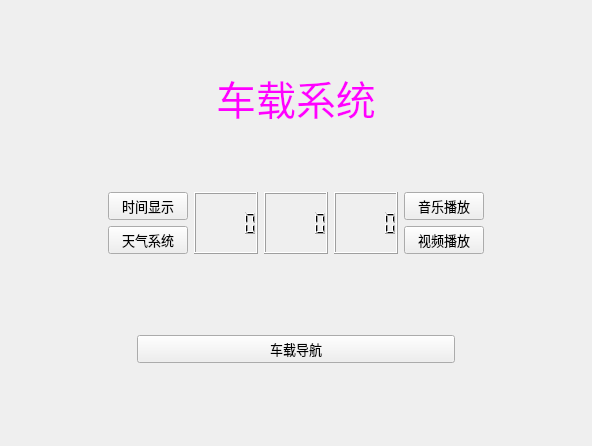
paomian2333/carControl, file vehicle/mainwindow.ui: the form before one commit.
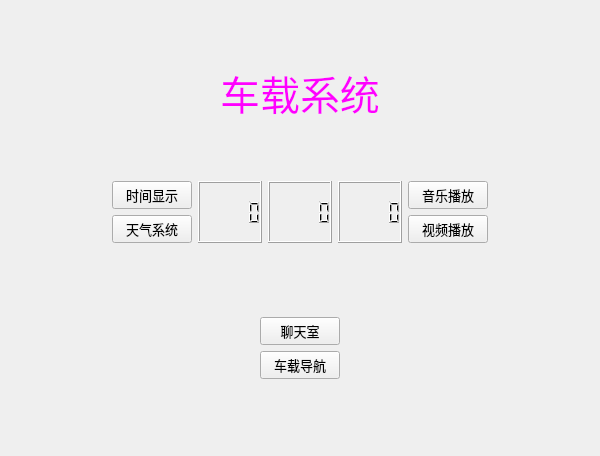
The form after the commit. Icons and pictures are not drawn.

Commit message: 完成聊天室的移植

Diff of the .ui file:
```diff
--- a/vehicle/mainwindow.ui
+++ b/vehicle/mainwindow.ui
@@ -6,8 +6,8 @@
    <rect>
     <x>0</x>
     <y>0</y>
-    <width>592</width>
-    <height>446</height>
+    <width>600</width>
+    <height>456</height>
    </rect>
   </property>
   <property name="font">
@@ -201,7 +201,7 @@
         </property>
         <property name="sizeHint" stdset="0">
          <size>
-          <width>58</width>
+          <width>40</width>
           <height>20</height>
          </size>
         </property>
@@ -415,7 +415,7 @@
         </property>
         <property name="sizeHint" stdset="0">
          <size>
-          <width>58</width>
+          <width>30</width>
           <height>20</height>
          </size>
         </property>
@@ -424,7 +424,7 @@
      </layout>
     </item>
     <item>
-     <layout class="QHBoxLayout" name="horizontalLayout_4" stretch="2,5,2">
+     <layout class="QHBoxLayout" name="horizontalLayout_4" stretch="0,0,0">
       <item>
        <spacer name="horizontalSpacer_3">
         <property name="orientation">
@@ -453,6 +453,22 @@
           </property>
          </spacer>
         </item>
+        <item>
+         <widget class="QPushButton" name="pushButton_chatroom">
+          <property name="font">
+           <font>
+            <family>仿宋</family>
+            <pointsize>10</pointsize>
+           </font>
+          </property>
+          <property name="text">
+           <string>聊天室</string>
+          </property>
+          <property name="icon">
+           <iconset theme="QIcon::ThemeIcon::AddressBookNew"/>
+          </property>
+         </widget>
+        </item>
         <item>
          <widget class="QPushButton" name="pushButton_map">
           <property name="font">
```
Left out of the diff: 24 changed lines with no effect on the pictures. The commit also changes 134 other files.
